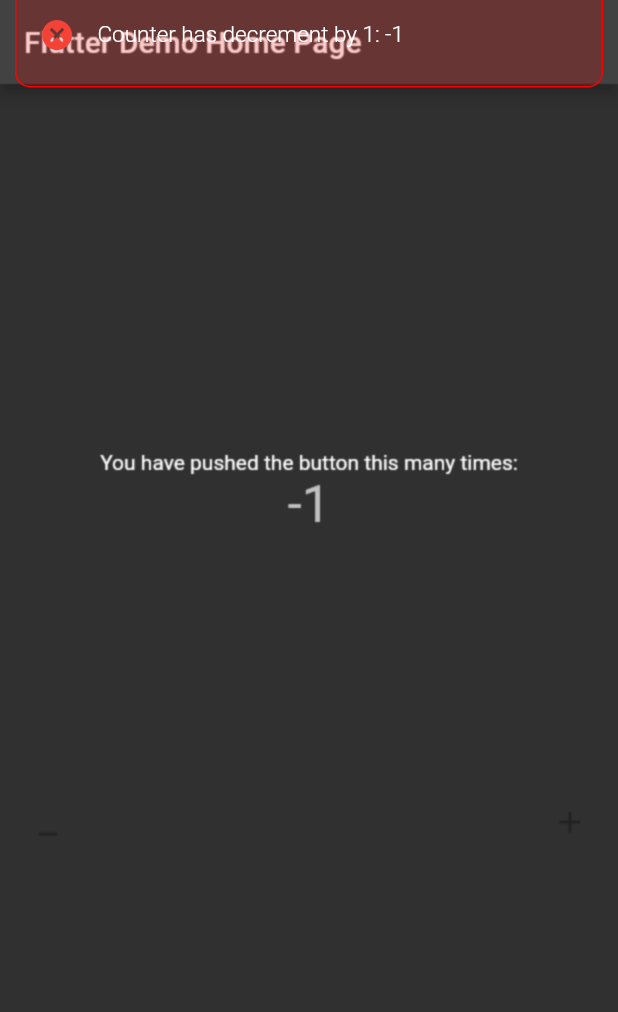
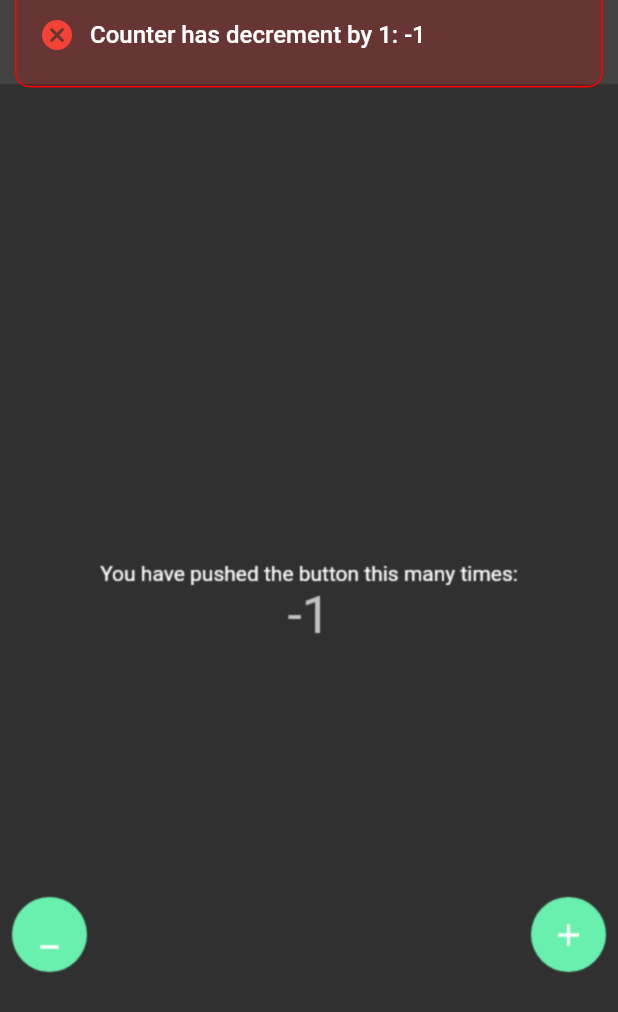
Before and after one commit to this-kin/Richbar, a Flutter app: the screen it shows after launch, after a tap on the "minimize" icon, on a phone screen of 412 x 824 dp. Shown: the top 1012 px of the screen. Run offline on Flutter 3.47's test engine with Material 2 defaults, Android fonts, the phone set to English and light mode, and no system bars; our stand-ins replace flutter_svg.

Commit message:
[fixed] richbar

```diff
--- a/example/lib/main.dart
+++ b/example/lib/main.dart
@@ -21,19 +21,10 @@ class MyApp extends StatelessWidget {
     );
     return MaterialApp(
       title: 'Flutter Demo',
-      theme: ThemeData.dark(
-          // This is the theme of your application.
-          //
-          // Try running your application with "flutter run". You'll see the
-          // application has a blue toolbar. Then, without quitting the app, try
-          // changing the primarySwatch below to Colors.green and then invoke
-          // "hot reload" (press "r" in the console where you ran "flutter run",
-          // or simply save your changes to "hot reload" in a Flutter IDE).
-          // Notice that the counter didn't reset back to zero; the application
-          // is not restarted.
-
+      theme: ThemeData.dark().copyWith(
+        primaryColor: Colors.white,
       ),
-      home: const MyHomePage(title: 'Flutter Demo Home Page'),
+      home: const MyHomePage(title: ''),
     );
   }
 }
@@ -81,6 +72,7 @@ class _MyHomePageState extends State<MyHomePage> {
     // than having to individually change instances of widgets.
     return Scaffold(
       appBar: AppBar(
+        elevation: 0,
         // Here we take the value from the MyHomePage object that was created by
         // the App.build method, and use it to set our appbar title.
         title: Text(widget.title),
@@ -105,6 +97,7 @@ class _MyHomePageState extends State<MyHomePage> {
           // horizontal).
           mainAxisAlignment: MainAxisAlignment.center,
           children: <Widget>[
+            const SizedBox(height: 150),
             const Text(
               'You have pushed the button this many times:',
             ),
@@ -118,7 +111,10 @@ class _MyHomePageState extends State<MyHomePage> {
               child: Row(
                 mainAxisAlignment: MainAxisAlignment.spaceBetween,
                 children: [
-                  IconButton(
+                  CircleAvatar(
+                    radius: 25,
+                    backgroundColor: Colors.greenAccent,
+                    child: IconButton(
                       color: Theme.of(context).primaryColor,
                       onPressed: () {
                         _decrementCounter();
@@ -130,7 +126,11 @@ class _MyHomePageState extends State<MyHomePage> {
                       tooltip: 'Increment',
                       icon: const Icon(Icons.minimize),
                     ),
-                  IconButton(
+                  ),
+                  CircleAvatar(
+                    radius: 25,
+                    backgroundColor: Colors.greenAccent,
+                    child: IconButton(
                       color: Theme.of(context).primaryColor,
                       onPressed: () {
                         _incrementCounter();
@@ -142,6 +142,7 @@ class _MyHomePageState extends State<MyHomePage> {
                       tooltip: 'Increment',
                       icon: const Icon(Icons.add),
                     ),
+                  ),
                 ],
               ),
             ),
--- a/lib/constants/double_constants.dart
+++ b/lib/constants/double_constants.dart
@@ -1,4 +1,4 @@
 const height = 70.0;
 const widthPadding = 40.0;
-const widthSpacing = 15.0;
+const widthSpacing = 10.0;
 const borderRadius = 10.0;
--- a/lib/richbar.dart
+++ b/lib/richbar.dart
@@ -22,7 +22,7 @@ class Richbar<T> extends StatefulWidget {
   /// message text size
   final double? messageSize;
 
-  final Alignment? titleAlignment;
+  final TextAlign? messageAlignment;
 
   final Icon? leading;
 
@@ -95,8 +95,8 @@ class Richbar<T> extends StatefulWidget {
     Key? key,
     this.messageSize,
     this.leading,
-    this.titleAlignment = Alignment.topLeft,
-    this.messageFontWeight = FontWeight.w300,
+    this.messageAlignment = TextAlign.left,
+    this.messageFontWeight = FontWeight.w500,
     this.messageColor = defaultTextColor,
     this.message,
     this.showPulse = true,
@@ -335,7 +335,6 @@ class _RichbarState<K extends Object?> extends State<Richbar<K>>
                   _isLeadingPresent
                       ? FittedBox(
                           fit: BoxFit.scaleDown,
-                          alignment: widget.titleAlignment!,
                           child: widget.leading,
                         )
                       : const SizedBox(),
@@ -346,8 +345,9 @@ class _RichbarState<K extends Object?> extends State<Richbar<K>>
                     fit: BoxFit.scaleDown,
                     child: Text(
                       widget.message!,
+                      textAlign: widget.messageAlignment,
                       style: TextStyle(
-                        fontSize: widget.messageSize ?? 15,
+                        fontSize: widget.messageSize ?? 16,
                         color: widget.actionColor ?? Colors.white,
                         fontWeight: widget.messageFontWeight ?? FontWeight.w400,
                       ),
```
Also changed, not shown: 1 other file. Lines whose indentation alone changed are shown as unchanged.
